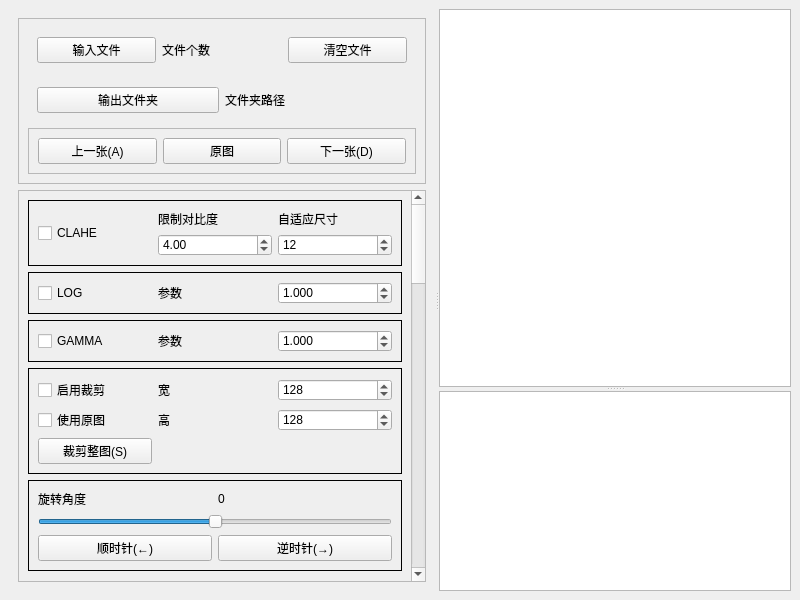
This is example/main.ui in TaoChenyue/image_tool_pyside6 as Qt 5 draws it before an edit. The edited form follows.
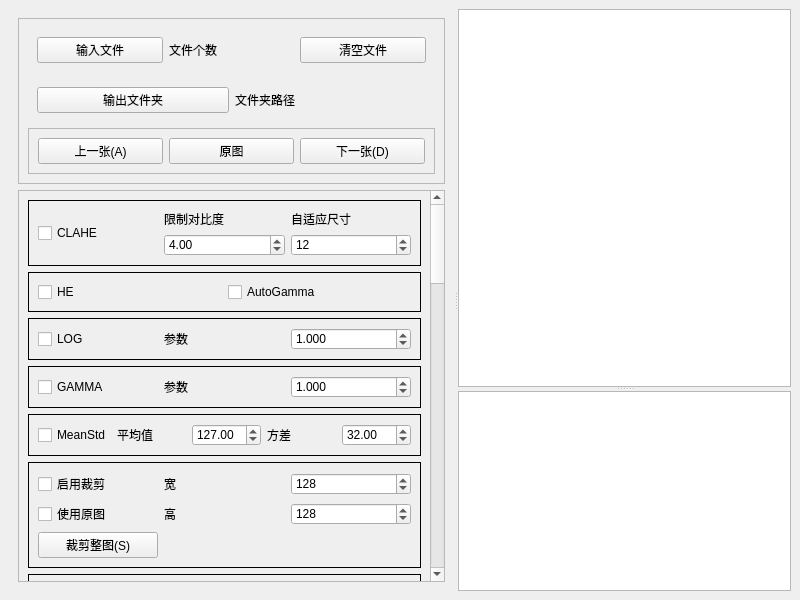
This is the edited form. Custom widgets are drawn as their Qt base class.

Commit message: feat(gray): AutoGamma+MeanStd

```diff
--- a/example/main.ui
+++ b/example/main.ui
@@ -133,7 +133,7 @@
             <rect>
              <x>0</x>
              <y>0</y>
-             <width>379</width>
+             <width>406</width>
              <height>1800</height>
             </rect>
            </property>
@@ -196,6 +196,32 @@
               </layout>
              </widget>
             </item>
+            <item>
+             <widget class="QFrame" name="frame_6">
+              <property name="frameShape">
+               <enum>QFrame::StyledPanel</enum>
+              </property>
+              <property name="frameShadow">
+               <enum>QFrame::Raised</enum>
+              </property>
+              <layout class="QGridLayout" name="gridLayout_7">
+               <item row="0" column="0">
+                <widget class="QCheckBox" name="checkBox_HE">
+                 <property name="text">
+                  <string>HE</string>
+                 </property>
+                </widget>
+               </item>
+               <item row="0" column="1">
+                <widget class="QCheckBox" name="checkBox_AutoGamma">
+                 <property name="text">
+                  <string>AutoGamma</string>
+                 </property>
+                </widget>
+               </item>
+              </layout>
+             </widget>
+            </item>
             <item>
              <widget class="QFrame" name="frame_7">
               <property name="frameShape">
@@ -286,6 +312,59 @@
               </layout>
              </widget>
             </item>
+            <item>
+             <widget class="QFrame" name="frame_9">
+              <property name="frameShape">
+               <enum>QFrame::StyledPanel</enum>
+              </property>
+              <property name="frameShadow">
+               <enum>QFrame::Raised</enum>
+              </property>
+              <layout class="QHBoxLayout" name="horizontalLayout_3">
+               <item>
+                <widget class="QCheckBox" name="checkBox_MeanStd">
+                 <property name="text">
+                  <string>MeanStd</string>
+                 </property>
+                </widget>
+               </item>
+               <item>
+                <widget class="QLabel" name="label_8">
+                 <property name="text">
+                  <string>平均值</string>
+                 </property>
+                </widget>
+               </item>
+               <item>
+                <widget class="QDoubleSpinBox" name="MeanStd_mean">
+                 <property name="maximum">
+                  <double>255.000000000000000</double>
+                 </property>
+                 <property name="value">
+                  <double>127.000000000000000</double>
+                 </property>
+                </widget>
+               </item>
+               <item>
+                <widget class="QLabel" name="label_9">
+                 <property name="text">
+                  <string>方差</string>
+                 </property>
+                </widget>
+               </item>
+               <item>
+                <widget class="QDoubleSpinBox" name="MeanStd_std">
+                 <property name="maximum">
+                  <double>255.000000000000000</double>
+                 </property>
+                 <property name="value">
+                  <double>32.000000000000000</double>
+                 </property>
+                </widget>
+               </item>
+              </layout>
+             </widget>
+            </item>
             <item>
              <widget class="QFrame" name="frame_4">
               <property name="frameShape">
```
Left out of the diff: 10 changed lines with no effect on the pictures. The commit also changes 9 other files.
